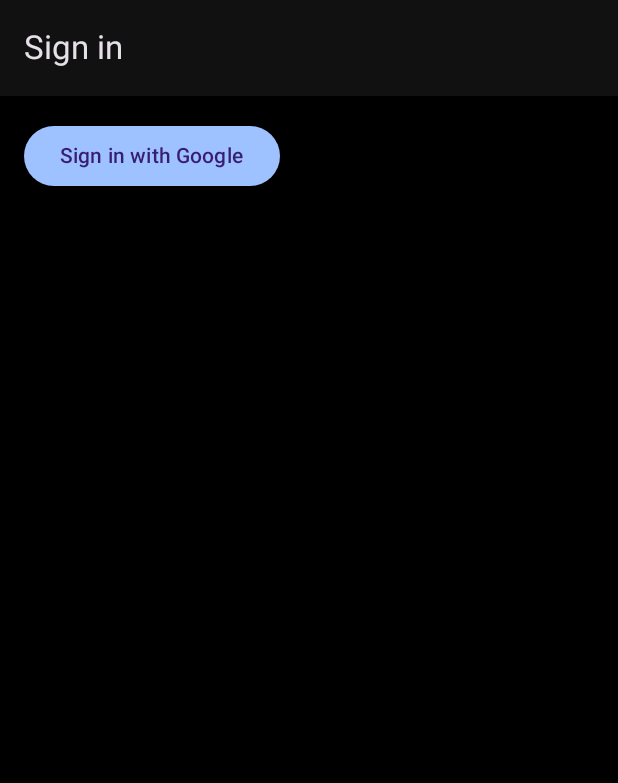
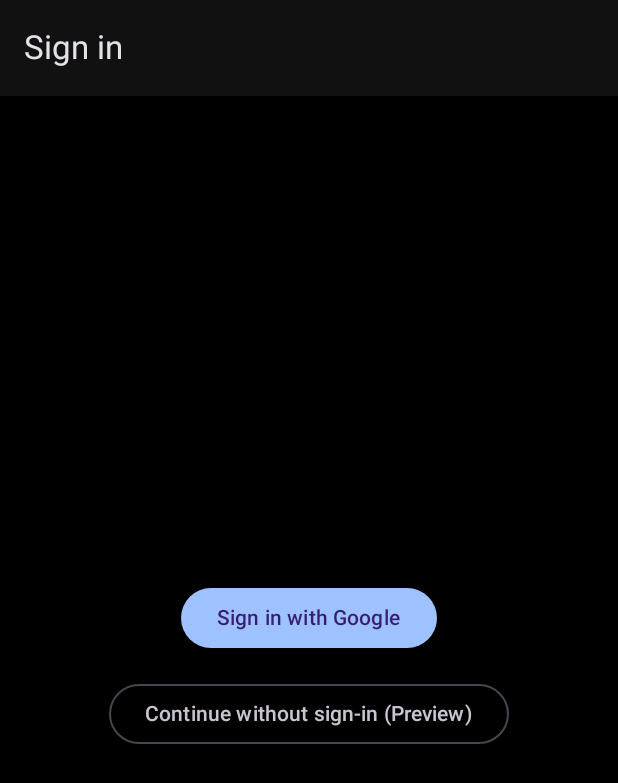
Before and after one commit to Greencz/new-alarm-clock, an Android app built with Jetpack Compose: the composable SignInScreen shown on its own in the app's theme, on a phone screen of 412 x 824 dp. Shown: the top 783 px of the screen. Run offline under Robolectric (Android 15) with nearby library versions, the phone set to English and light mode, and no system bars; our stand-ins replace Firebase (no records; nobody signed in at launch, a user with empty details on screens opened directly).

Commit message:
second.5 milestone

```diff
--- /dev/null
+++ b/app/src/main/java/com/greenland/collabalarm/core/DemoMode.kt
@@ -0,0 +1,6 @@
+package com.greenland.collabalarm.core
+
+object DemoMode {
+    // Toggle to false when you want to force real sign-in & Firestore.
+    const val DEMO: Boolean = true
+}
--- a/app/src/main/java/com/greenland/collabalarm/ui/screens/SignInScreen.kt
+++ b/app/src/main/java/com/greenland/collabalarm/ui/screens/SignInScreen.kt
@@ -1,20 +1,66 @@
 @file:OptIn(ExperimentalMaterial3Api::class)
+
 package com.greenland.collabalarm.ui.screens
 
+import android.app.Activity
+import androidx.activity.compose.rememberLauncherForActivityResult
+import androidx.activity.result.contract.ActivityResultContracts
 import androidx.compose.foundation.layout.*
 import androidx.compose.material3.*
+import androidx.compose.material3.ExperimentalMaterial3Api
 import androidx.compose.runtime.*
+import androidx.compose.ui.Alignment
 import androidx.compose.ui.Modifier
+import androidx.compose.ui.platform.LocalContext
 import androidx.compose.ui.unit.dp
 import androidx.navigation.NavController
-import androidx.compose.material3.ExperimentalMaterial3Api
-
+import com.google.android.gms.auth.api.signin.GoogleSignIn
+import com.google.android.gms.auth.api.signin.GoogleSignInClient
+import com.google.android.gms.auth.api.signin.GoogleSignInOptions
+import com.google.firebase.auth.GoogleAuthProvider
+import com.google.firebase.auth.FirebaseAuth
+import com.greenland.collabalarm.core.DemoMode
 
 @Composable
 fun SignInScreen(nav: NavController) {
+    val ctx = LocalContext.current
+    val auth = remember { FirebaseAuth.getInstance() }
+    val gso = remember {
+        GoogleSignInOptions.Builder(GoogleSignInOptions.DEFAULT_SIGN_IN)
+            .requestIdToken("YOUR_WEB_CLIENT_ID")
+            .requestEmail()
+            .build()
+    }
+    val client = remember { GoogleSignIn.getClient(ctx, gso) }
+
+    val launcher = rememberLauncherForActivityResult(ActivityResultContracts.StartActivityForResult()) { res ->
+        if (res.resultCode == Activity.RESULT_OK) {
+            val task = GoogleSignIn.getSignedInAccountFromIntent(res.data)
+            try {
+                val account = task.result
+                val credential = GoogleAuthProvider.getCredential(account.idToken, null)
+                auth.signInWithCredential(credential).addOnCompleteListener {
+                    nav.popBackStack()
+                }
+            } catch (e: Exception) {
+                // ignore for demo
+            }
+        }
+    }
+
     Scaffold(topBar = { TopAppBar(title = { Text("Sign in") }) }) { pad ->
-        Column(Modifier.padding(pad).padding(16.dp), verticalArrangement = Arrangement.spacedBy(16.dp)) {
-            Button(onClick = { /* TODO: launch Google sign-in */ }) { Text("Sign in with Google") }
+        Column(Modifier.padding(pad).fillMaxSize(), verticalArrangement = Arrangement.Center, horizontalAlignment = Alignment.CenterHorizontally) {
+            Button(onClick = {
+                launcher.launch(client.signInIntent)
+            }) { Text("Sign in with Google") }
+
+            Spacer(Modifier.height(16.dp))
+
+            if (DemoMode.DEMO) {
+                OutlinedButton(onClick = { nav.navigate("home") }) {
+                    Text("Continue without sign-in (Preview)")
+                }
+            }
         }
     }
 }
```
Also changed, not shown: app/src/main/java/com/greenland/collabalarm/data/DemoRepo.kt (added, +38 -0 lines), app/src/main/java/com/greenland/collabalarm/data/LogsRepo.kt (added, +24 -0 lines), app/src/main/java/com/greenland/collabalarm/ui/screens/EditAlarmScreen.kt (+27 -12 lines), app/src/main/java/com/greenland/collabalarm/ui/screens/HomeScreen.kt (+24 -12 lines), app/src/main/java/com/greenland/collabalarm/ui/screens/LogScreen.kt (+20 -6 lines), 3 other files.
